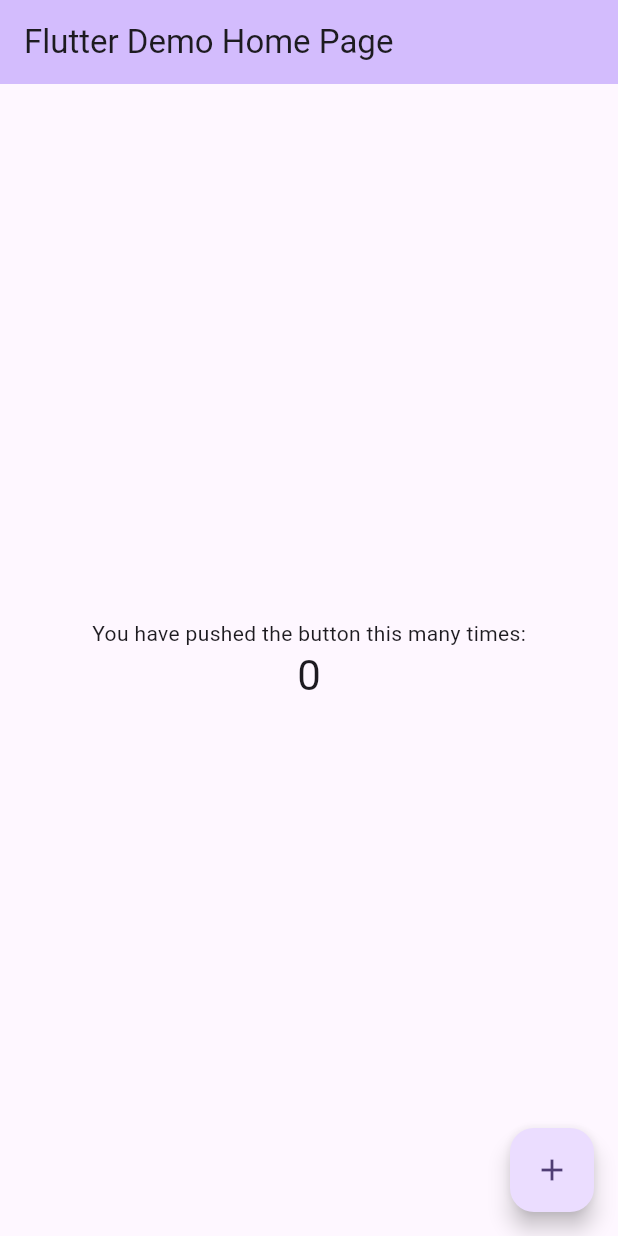
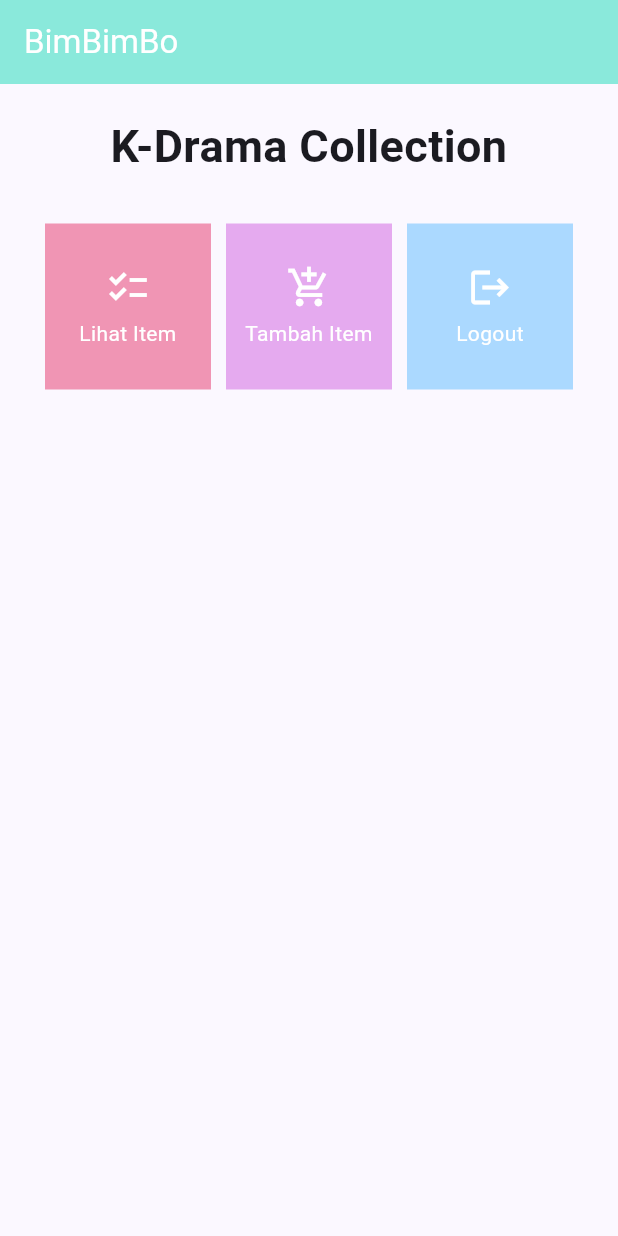
Before and after one commit to claraa26/BimBimBo, a Flutter app: the screen it shows after launch, on a phone screen of 412 x 824 dp. Run offline on Flutter 3.47's test engine with Material 2 defaults, Android fonts, the phone set to English and light mode, and no system bars.

Commit message:
push tugas7

```diff
--- a/lib/main.dart
+++ b/lib/main.dart
@@ -1,4 +1,5 @@
 import 'package:flutter/material.dart';
+import 'package:bimbimbo/menu.dart';
 
 void main() {
   runApp(const MyApp());
@@ -28,98 +29,10 @@
         //
         // This works for code too, not just values: Most code changes can be
         // tested with just a hot reload.
-        colorScheme: ColorScheme.fromSeed(seedColor: Colors.deepPurple),
+        colorScheme: ColorScheme.fromSeed(seedColor: Colors.indigo),
         useMaterial3: true,
       ),
-      home: const MyHomePage(title: 'Flutter Demo Home Page'),
+      home:MyHomePage(),
     );
   }
 }
-
-class MyHomePage extends StatefulWidget {
-  const MyHomePage({super.key, required this.title});
-
-  // This widget is the home page of your application. It is stateful, meaning
-  // that it has a State object (defined below) that contains fields that affect
-  // how it looks.
-
-  // This class is the configuration for the state. It holds the values (in this
-  // case the title) provided by the parent (in this case the App widget) and
-  // used by the build method of the State. Fields in a Widget subclass are
-  // always marked "final".
-
-  final String title;
-
-  @override
-  State<MyHomePage> createState() => _MyHomePageState();
-}
-
-class _MyHomePageState extends State<MyHomePage> {
-  int _counter = 0;
-
-  void _incrementCounter() {
-    setState(() {
-      // This call to setState tells the Flutter framework that something has
-      // changed in this State, which causes it to rerun the build method below
-      // so that the display can reflect the updated values. If we changed
-      // _counter without calling setState(), then the build method would not be
-      // called again, and so nothing would appear to happen.
-      _counter++;
-    });
-  }
-
-  @override
-  Widget build(BuildContext context) {
-    // This method is rerun every time setState is called, for instance as done
-    // by the _incrementCounter method above.
-    //
-    // The Flutter framework has been optimized to make rerunning build methods
-    // fast, so that you can just rebuild anything that needs updating rather
-    // than having to individually change instances of widgets.
-    return Scaffold(
-      appBar: AppBar(
-        // TRY THIS: Try changing the color here to a specific color (to
-        // Colors.amber, perhaps?) and trigger a hot reload to see the AppBar
-        // change color while the other colors stay the same.
-        backgroundColor: Theme.of(context).colorScheme.inversePrimary,
-        // Here we take the value from the MyHomePage object that was created by
-        // the App.build method, and use it to set our appbar title.
-        title: Text(widget.title),
-      ),
-      body: Center(
-        // Center is a layout widget. It takes a single child and positions it
-        // in the middle of the parent.
-        child: Column(
-          // Column is also a layout widget. It takes a list of children and
-          // arranges them vertically. By default, it sizes itself to fit its
-          // children horizontally, and tries to be as tall as its parent.
-          //
-          // Column has various properties to control how it sizes itself and
-          // how it positions its children. Here we use mainAxisAlignment to
-          // center the children vertically; the main axis here is the vertical
-          // axis because Columns are vertical (the cross axis would be
-          // horizontal).
-          //
-          // TRY THIS: Invoke "debug painting" (choose the "Toggle Debug Paint"
-          // action in the IDE, or press "p" in the console), to see the
-          // wireframe for each widget.
-          mainAxisAlignment: MainAxisAlignment.center,
-          children: <Widget>[
-            const Text(
-              'You have pushed the button this many times:',
-            ),
-            Text(
-              '$_counter',
-              style: Theme.of(context).textTheme.headlineMedium,
-            ),
-          ],
-        ),
-      ),
-      floatingActionButton: FloatingActionButton(
-        onPressed: _incrementCounter,
-        tooltip: 'Increment',
-        child: const Icon(Icons.add),
-      ), // This trailing comma makes auto-formatting nicer for build methods.
-    );
-  }
-}
--- /dev/null
+++ b/lib/menu.dart
@@ -0,0 +1,113 @@
+import 'package:flutter/material.dart';
+
+class KdramaItem {
+  final String name;
+  final IconData icon;
+  final Color color;
+
+  KdramaItem(this.name, this.icon, this.color);
+}
+
+class KdramaCard extends StatelessWidget {
+  final KdramaItem item;
+
+  const KdramaCard(this.item, {super.key}); // Constructor
+
+  @override
+  Widget build(BuildContext context) {
+    return Material(
+      color: item.color,
+      child: InkWell(
+        // Area responsive terhadap sentuhan
+        onTap: () {
+          // Memunculkan SnackBar ketika diklik
+          ScaffoldMessenger.of(context)
+            ..hideCurrentSnackBar()
+            ..showSnackBar(SnackBar(
+                content: Text("Kamu telah menekan tombol ${item.name}!")));
+        },
+        child: Container(
+          // Container untuk menyimpan Icon dan Text
+          padding: const EdgeInsets.all(8),
+          child: Center(
+            child: Column(
+              mainAxisAlignment: MainAxisAlignment.center,
+              children: [
+                Icon(
+                  item.icon,
+                  color: Colors.white,
+                  size: 30.0,
+                ),
+                const Padding(padding: EdgeInsets.all(3)),
+                Text(
+                  item.name,
+                  textAlign: TextAlign.center,
+                  style: const TextStyle(color: Colors.white),
+                ),
+              ],
+            ),
+          ),
+        ),
+      ),
+    );
+  }
+}
+
+class MyHomePage extends StatelessWidget {
+    MyHomePage({Key? key}) : super(key: key);
+    final List<KdramaItem> items = [
+    KdramaItem("Lihat Item", Icons.checklist, const Color.fromARGB(255, 240, 149, 180)),
+    KdramaItem("Tambah Item", Icons.add_shopping_cart, const Color.fromARGB(255, 229, 170, 239)),
+    KdramaItem("Logout", Icons.logout, const Color.fromARGB(255, 171, 217, 255)),
+];
+
+    @override
+    Widget build(BuildContext context) {
+        return Scaffold(
+        appBar: AppBar(
+        title: const Text(
+          'BimBimBo',
+        ),
+        foregroundColor: Colors.white,
+        backgroundColor: Color.fromARGB(255, 138, 233, 219),
+      ),
+      body: SingleChildScrollView(
+        // Widget wrapper yang dapat discroll
+        child: Padding(
+            padding: const EdgeInsets.all(10.0), // Set padding dari halaman
+          child: Column(
+            // Widget untuk menampilkan children secara vertikal
+            children: <Widget>[
+              const Padding(
+                padding: EdgeInsets.only(top: 10.0, bottom: 10.0),
+                // Widget Text untuk menampilkan tulisan dengan alignment center dan style yang sesuai
+                child: Text(
+                  'K-Drama Collection', // Text yang menandakan toko
+                  textAlign: TextAlign.center,
+                  style: TextStyle(
+                    fontSize: 30,
+                    fontWeight: FontWeight.bold,
+                  ),
+                ),
+              ),
+              // Grid layout
+            GridView.count(
+                // Container pada card kita.
+                primary: true,
+                padding: const EdgeInsets.all(20),
+                crossAxisSpacing: 10,
+                mainAxisSpacing: 10,
+                crossAxisCount: 3,
+                shrinkWrap: true,
+                children: items.map((KdramaItem item) {
+                  // Iterasi untuk setiap item
+                    return KdramaCard(item);
+                }).toList(),
+              ),
+            ],
+          ),
+        ),
+      ),
+    );
+    }
+}
```
Also changed, not shown: 1 other file.
